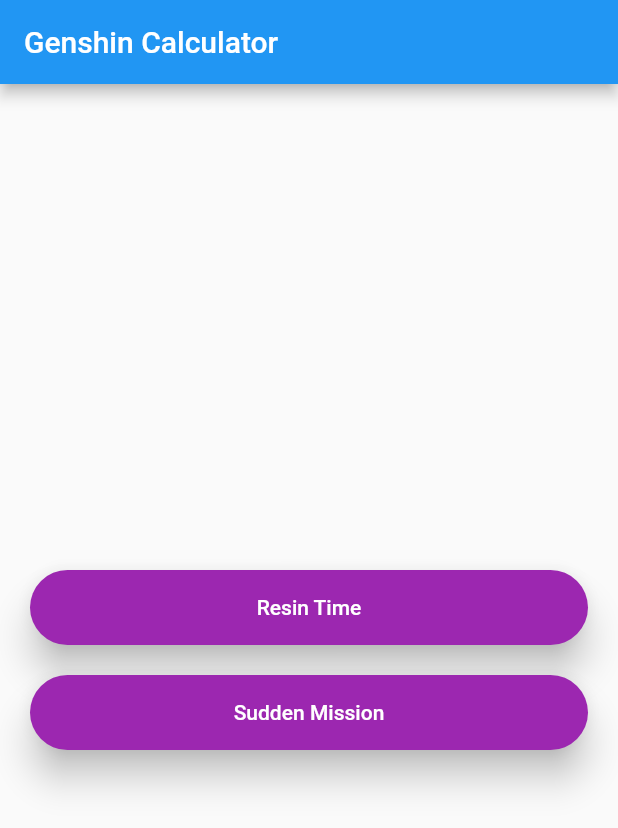
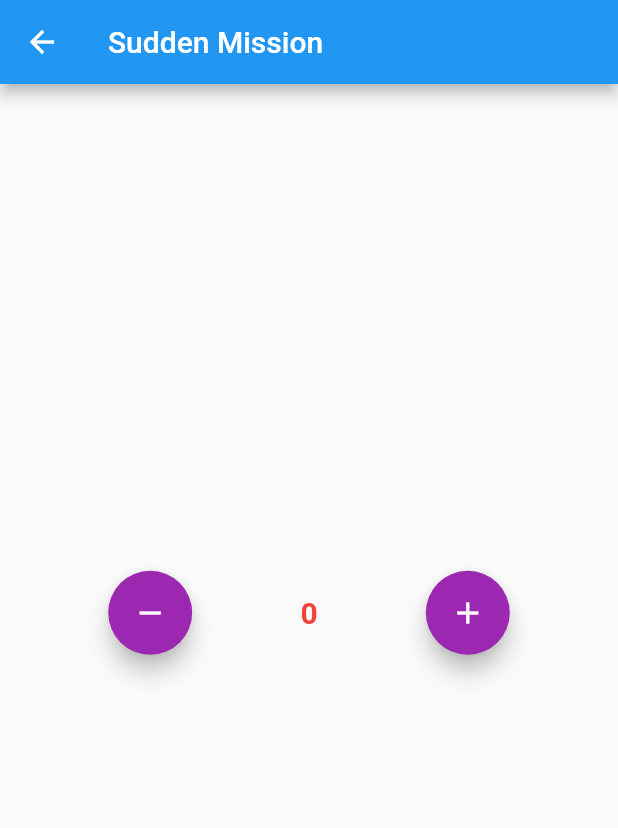
Before and after one commit to MulderPu/psychic-fortnight, a Flutter app: the screen it shows after launch, after a tap on "Sudden Mission", on a phone screen of 412 x 824 dp. Shown: the top 828 px of the screen. Run offline on Flutter 3.47's test engine with Material 2 defaults, Android fonts, the light colour scheme and no system bars; our stand-ins replace bloc, flutter_bloc.

Commit message:
Added sudden mission count, used flutter bloc as study purpose

```diff
--- /dev/null
+++ b/lib/cubit/suddenmission_cubit.dart
@@ -0,0 +1,52 @@
+import 'package:bloc/bloc.dart';
+import 'package:flutter/material.dart';
+import 'package:meta/meta.dart';
+
+part 'suddenmission_state.dart';
+
+class SuddenmissionCubit extends Cubit<int> {
+  SuddenmissionCubit() : super(0);
+
+  final snackBar = SnackBar(content: Text('Yay! A SnackBar!'));
+
+  void increment() {
+    if (state < 10) {
+      emit(state + 1);
+    }
+  }
+
+  void decrement() {
+    if (state > 0) {
+      emit(state - 1);
+    }
+  }
+
+  Widget changeUi() {
+    String updateState = state.toString();
+    return Text(
+      updateState,
+      style: TextStyle(
+        color: state == 0 ? Colors.red : Colors.black,
+        fontWeight: FontWeight.bold,
+        fontSize: 20,
+      ),
+    );
+  }
+
+  Widget updateMessage() {
+    return Padding(
+      padding: const EdgeInsets.all(20.0),
+      child: Text(
+        state == 10
+            ? "Sudden Mission has been done! Please come back tomorrow."
+            : "",
+        textAlign: TextAlign.center,
+        style: TextStyle(
+          color: state == 10 ? Colors.green : Colors.black,
+          fontWeight: FontWeight.w400,
+          fontSize: 20,
+        ),
+      ),
+    );
+  }
+}
--- /dev/null
+++ b/lib/cubit/suddenmission_state.dart
@@ -0,0 +1,6 @@
+part of 'suddenmission_cubit.dart';
+
+@immutable
+abstract class SuddenmissionState {}
+
+class SuddenmissionInitial extends SuddenmissionState {}
--- a/lib/main.dart
+++ b/lib/main.dart
@@ -2,7 +2,10 @@
 import 'package:genshin_calculator/utils/routes.dart';
 import 'package:genshin_calculator/views/homeView.dart';
 
+import 'utils/blocObserver.dart';
+
 void main() {
+  FlutterBlocObserver observer = FlutterBlocObserver();
   runApp(MyApp());
 }
 
@@ -16,7 +19,6 @@
         primarySwatch: Colors.blue,
       ),
       onGenerateRoute: RouteGenerator.generateRoute,
-
       home: HomeView(
         title: "Genshin Calculator",
       ),
--- a/lib/utils/routes.dart
+++ b/lib/utils/routes.dart
@@ -1,10 +1,11 @@
 import 'package:flutter/material.dart';
 import 'package:genshin_calculator/views/homeView.dart';
 import 'package:genshin_calculator/views/resinTimeView.dart';
+import 'package:genshin_calculator/views/suddenMissionView.dart';
 
 class RouteGenerator {
   static const ROUTE_RESIN = "/resin";
-  // static const ROUTE_SEARCH = "/search";
+  static const ROUTE_SUDDENMISSION = "/suddenMission";
 
   static Route<dynamic> generateRoute(RouteSettings settings) {
     switch (settings.name) {
@@ -12,9 +13,9 @@
         final page = ResinTimeView();
         return MaterialPageRoute(builder: (context) => page);
 
-      // case ROUTE_SEARCH:
-      //   final page = SearchScreen();
-      //   return MaterialPageRoute(builder: (context) => page);
+      case ROUTE_SUDDENMISSION:
+        final page = SuddenMissionView();
+        return MaterialPageRoute(builder: (context) => page);
 
       default:
         return MaterialPageRoute(builder: (context) => HomeView());
--- a/lib/views/homeView.dart
+++ b/lib/views/homeView.dart
@@ -47,7 +47,8 @@
                   left: 20.0, right: 20.0, top: 10.0, bottom: 10.0),
               child: ElevatedButton(
                   onPressed: () {
-                    print("redirect to sudden mission");
+                    Navigator.pushNamed(
+                        context, RouteGenerator.ROUTE_SUDDENMISSION);
                   },
                   style: ElevatedButton.styleFrom(
                     onPrimary: Colors.white,
--- /dev/null
+++ b/lib/views/suddenMissionView.dart
@@ -0,0 +1,67 @@
+import 'package:flutter/material.dart';
+import 'package:flutter/rendering.dart';
+import 'package:flutter_bloc/flutter_bloc.dart';
+import 'package:genshin_calculator/cubit/suddenmission_cubit.dart';
+
+class SuddenMissionView extends StatefulWidget {
+  SuddenMissionView({Key key}) : super(key: key);
+
+  @override
+  _SuddenMissionViewState createState() => _SuddenMissionViewState();
+}
+
+class _SuddenMissionViewState extends State<SuddenMissionView> {
+  @override
+  Widget build(BuildContext context) {
+    return BlocProvider(
+      create: (_) => SuddenmissionCubit(),
+      child: Scaffold(
+        appBar: AppBar(
+          title: Text("Sudden Mission"),
+        ),
+        body: BlocBuilder<SuddenmissionCubit, int>(
+          builder: (context, state) {
+            print(state);
+
+            return Column(
+              mainAxisAlignment: MainAxisAlignment.center,
+              crossAxisAlignment: CrossAxisAlignment.center,
+              children: [
+                Row(
+                  mainAxisAlignment: MainAxisAlignment.spaceEvenly,
+                  children: [
+                    FloatingActionButton(
+                      heroTag: 'da',
+                      backgroundColor: Colors.purple,
+                      onPressed: () =>
+                          context.read<SuddenmissionCubit>().decrement(),
+                      child: Icon(Icons.remove),
+                    ),
+                    context.read<SuddenmissionCubit>().changeUi(),
+                    state != 10
+                        ? FloatingActionButton(
+                            heroTag: 'fas',
+                            backgroundColor: Colors.purple,
+                            onPressed: () =>
+                                context.read<SuddenmissionCubit>().increment(),
+                            child: Icon(Icons.add),
+                          )
+                        : FloatingActionButton(
+                            elevation: 0,
+                            focusElevation: 0,
+                            hoverElevation: 0,
+                            backgroundColor: Colors.grey,
+                            onPressed: () => null,
+                            child: Icon(Icons.add),
+                          ),
+                  ],
+                ),
+                context.read<SuddenmissionCubit>().updateMessage(),
+              ],
+            );
+          },
+        ),
+      ),
+    );
+  }
+}
--- a/pubspec.yaml
+++ b/pubspec.yaml
@@ -3,7 +3,7 @@
 
 # The following line prevents the package from being accidentally published to
 # pub.dev using `pub publish`. This is preferred for private packages.
-publish_to: 'none' # Remove this line if you wish to publish to pub.dev
+publish_to: "none" # Remove this line if you wish to publish to pub.dev
 
 # The following defines the version and build number for your application.
 # A version number is three numbers separated by dots, like 1.2.43
@@ -24,10 +24,11 @@
   flutter:
     sdk: flutter
 
-
   # The following adds the Cupertino Icons font to your application.
   # Use with the CupertinoIcons class for iOS style icons.
   cupertino_icons: ^1.0.2
+  intl: ^0.17.0
+  flutter_bloc: ^6.1.3
 
 dev_dependencies:
   flutter_test:
@@ -38,7 +39,6 @@
 
 # The following section is specific to Flutter.
 flutter:
-
   # The following line ensures that the Material Icons font is
   # included with your application, so that you can use the icons in
   # the material Icons class.
```
Also changed, not shown: lib/utils/blocObserver.dart (added, +9 -0 lines), lib/views/resinTimeView.dart (+30 -30 lines), pubspec.lock.
